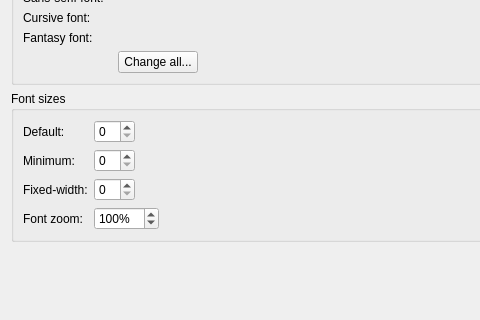
Qt form src/util/xsd/wkfontswidget.ui (0xd34df00d/leechcraft) before a commit; both pictures show x 0 to 480 and y 109 to 429 of the 621 by 562 pixel window.
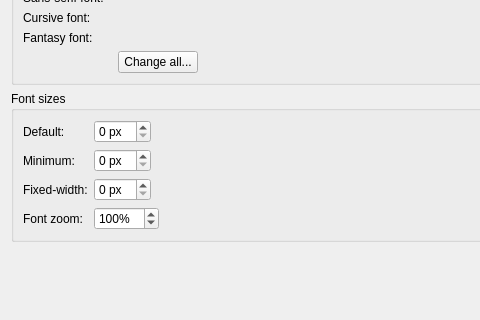
The same form after that commit. Custom widgets are drawn as their Qt base class.

Commit message: [Util] Disambiguate WK fonts size is in pixels.

What changed in the file:
```diff
--- a/src/util/xsd/wkfontswidget.ui
+++ b/src/util/xsd/wkfontswidget.ui
@@ -110,7 +110,11 @@
        </widget>
       </item>
       <item row="0" column="1">
-       <widget class="QSpinBox" name="SizeDefault_"/>
+       <widget class="QSpinBox" name="SizeDefault_">
+        <property name="suffix">
+         <string> px</string>
+        </property>
+       </widget>
       </item>
       <item row="1" column="0">
        <widget class="QLabel" name="label_8">
@@ -120,7 +124,11 @@
        </widget>
       </item>
       <item row="1" column="1">
-       <widget class="QSpinBox" name="SizeMinimum_"/>
+       <widget class="QSpinBox" name="SizeMinimum_">
+        <property name="suffix">
+         <string> px</string>
+        </property>
+       </widget>
       </item>
       <item row="2" column="0">
        <widget class="QLabel" name="label_9">
@@ -130,7 +138,11 @@
        </widget>
       </item>
       <item row="2" column="1">
-       <widget class="QSpinBox" name="SizeFixedWidth_"/>
+       <widget class="QSpinBox" name="SizeFixedWidth_">
+        <property name="suffix">
+         <string> px</string>
+        </property>
+       </widget>
       </item>
       <item row="3" column="0">
        <widget class="QLabel" name="label_10">
```
